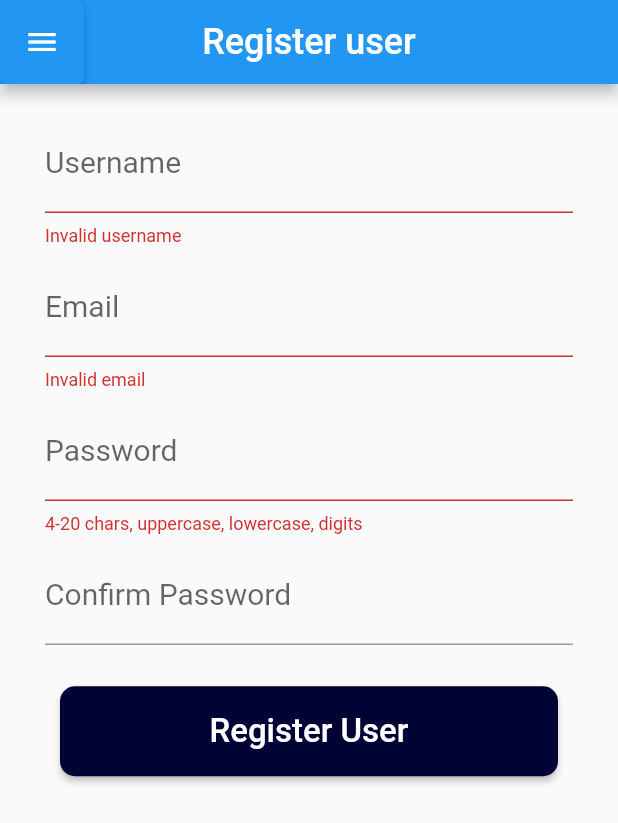
After one commit to StonedStonar/mobileApplikasjoner, a Flutter app: the SignUpPage screen opened directly, on a phone screen of 412 x 824 dp. The commit adds this screen. Shown: the top 823 px of the screen. Run offline on Flutter 3.47's test engine with Material 2 defaults, Android fonts, the light colour scheme and no system bars; our stand-ins replace firebase_auth, firebase_core, google_sign_in; missing offline and left inert: material_color_generator; accounts and stored records are empty.

Commit message:
SignUpPage layout soon done
Needs some refining in the textfields
- Errortext does not immediately appear,
- Implement focusnode for textfields
- Functonality for submit button

```diff
--- a/DrinkingGame/lib/App.dart
+++ b/DrinkingGame/lib/App.dart
@@ -1,4 +1,6 @@
 import 'package:drinkinggame/pages/AboutApplicationPage.dart';
+import 'package:drinkinggame/pages/LoginPage.dart';
+import 'package:drinkinggame/pages/SignUpPage.dart';
 import 'package:drinkinggame/services/Authentication.dart';
 import 'package:drinkinggame/services/FirebaseAuthenication.dart';
 import 'package:flutter/cupertino.dart';
--- /dev/null
+++ b/DrinkingGame/lib/pages/SignUpPage.dart
@@ -0,0 +1,132 @@
+import 'package:drinkinggame/components/buttons/CustomElevatedButton.dart';
+import 'package:drinkinggame/services/Validators.dart';
+import 'package:flutter/material.dart';
+
+import '../components/AppBars.dart';
+
+class SignUpPage extends StatefulWidget with UsernamePasswordAndEmailValidators{
+  SignUpPage({Key? key}) : super(key: key);
+
+  @override
+  State<SignUpPage> createState() => _SignUpPageState();
+}
+
+class _SignUpPageState extends State<SignUpPage> {
+
+  final TextEditingController _usernameController = TextEditingController();
+  final TextEditingController _emailController = TextEditingController();
+  final TextEditingController _passwordController = TextEditingController();
+  final TextEditingController _confirmationPasswordController = TextEditingController();
+
+  String get _username => _usernameController.text;
+  String get _email => _emailController.text;
+  String get _password => _passwordController.text;
+  String get _confirmationPassword => _confirmationPasswordController.text;
+
+
+  bool _submitted = false;
+  ///TODO: implement functionality
+  /// - Check if password and confirmationpassword are matching
+  void _submit() {
+      setState(() {
+        _submitted = true;
+      });
+  }
+
+  ///Creates and returns a widget list of the
+  ///textfields for input and the submit button
+  List<Widget> _buildChildren() {
+    return [
+      _buildUsernameTextField(),
+      SizedBox(height: 8.0),
+      _buildEmailTextField(),
+      SizedBox(height: 8.0),
+      _buildPasswordTextField(),
+      SizedBox(height: 8.0),
+      _buildConfirmPasswordTextField(),
+      SizedBox(height: 25.0),
+      CustomElevatedButton(widget: Text(
+          "Register User",
+        style: TextStyle(fontSize: 22),
+      ), borderRadius: 10, onPressed: _submit, color: Color(0xFF000434))
+    ];
+  }
+
+  TextField _buildUsernameTextField() {
+    bool usernameErrorText = widget.usernameValidator.isValid(_username);
+    return TextField(
+      style: TextStyle(fontSize: 20),
+      controller: _usernameController,
+      onChanged: (username) => _updateState(),
+      decoration: InputDecoration(
+        labelText: "Username",
+        hintText: "Your username",
+        errorText: usernameErrorText ? null : "Invalid username",
+      ),
+      key: Key("username_input")
+    );
+  }
+
+  TextField _buildEmailTextField() {
+    bool emailErrorText = widget.emailValidator.isValid(_email);
+    return TextField(
+        style: TextStyle(fontSize: 20),
+        controller: _emailController,
+        onChanged: (_email) => _updateState(),
+        decoration: InputDecoration(
+          labelText: "Email",
+          hintText: "Your Email Address",
+          errorText: emailErrorText ? null : "Invalid email"
+        ),
+        keyboardType: TextInputType.emailAddress,
+        key: Key("email_input")
+    );
+  }
+
+  TextField _buildPasswordTextField() {
+    bool passwordErrorText = widget.passwordValidator.isValid(_password);
+    return TextField(
+        style: TextStyle(fontSize: 20),
+        controller: _passwordController,
+        onChanged: (_password) => _updateState(),
+        decoration: InputDecoration(
+          labelText: "Password",
+          hintText: "Your Password",
+          errorText: passwordErrorText ? null : "4-20 chars, uppercase, lowercase, digits",
+        ),
+        key: Key("password_input")
+    );
+  }
+
+  TextField _buildConfirmPasswordTextField() {
+    return TextField(
+        style: TextStyle(fontSize: 20),
+        controller: _confirmationPasswordController,
+        decoration: InputDecoration(
+          labelText: "Confirm Password",
+          hintText: "Rewrite your password",
+        ),
+        key: Key("confirmPassword_input")
+    );
+  }
+
+  @override
+  Widget build(BuildContext context) {
+    return Scaffold(
+      appBar: makeNormalAppBar("Register user", context),
+      body: SingleChildScrollView(
+        child: Padding(
+          padding: const EdgeInsets.fromLTRB(30, 20, 30, 0),
+            child: Column(
+              crossAxisAlignment: CrossAxisAlignment.stretch,
+              children: _buildChildren(),
+            )
+        )
+      ),
+    );
+  }
+
+  void _updateState() {
+    setState(() {});
+  }
+}
--- /dev/null
+++ b/DrinkingGame/lib/services/Validators.dart
@@ -0,0 +1,47 @@
+
+/// For mixin use
+abstract class StringValidator {
+  bool isValid(String value);
+}
+
+///Validates a username
+///The username is valid if it only contains characters,
+///with a minimum length of 3, and max length of 20
+class UsernameValidator implements StringValidator {
+  final usernameRegexp = RegExp(r"^[a-zA-Z]{3,20}$");
+
+  @override
+  bool isValid(String value) {
+    return usernameRegexp.hasMatch(value);
+  }
+}
+
+///Validates an email
+///Not entirely sure how it validates. XD.
+class EmailValidator implements StringValidator {
+  final emailRegexp = RegExp(r"^[a-zA-Z0-9.a-zA-Z0-9.!#$%&'*+-/=?^`{|}~]+@[a-zA-Z0-9]+.[a-zA-Z]+$");
+
+  @override
+  bool isValid(String value) {
+    return emailRegexp.hasMatch(value);
+  }
+}
+
+///Validates a password
+///The password must contain: One uppercase letter, one lower case letter,
+///one number, a minimum of totally 4 letters, and maximum of 20.
+class PasswordValidator implements StringValidator {
+  final passwordRegexp = RegExp(r"^(?=.*[a-z])(?=.*[A-Z])(?=.*\d)[a-zA-Z\d]{6,20}$");
+
+  @override
+  bool isValid(String value) {
+    return passwordRegexp.hasMatch(value);
+  }
+}
+
+/// For mixin use
+class UsernamePasswordAndEmailValidators {
+  final StringValidator usernameValidator = UsernameValidator();
+  final StringValidator emailValidator = EmailValidator();
+  final StringValidator passwordValidator = PasswordValidator();
+}
```
Also changed, not shown: DrinkingGame/pubspec.lock.
